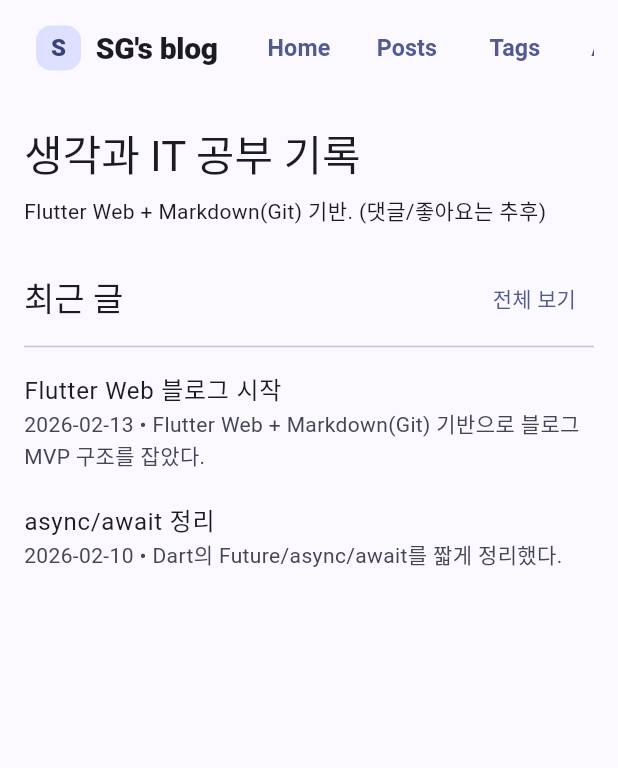
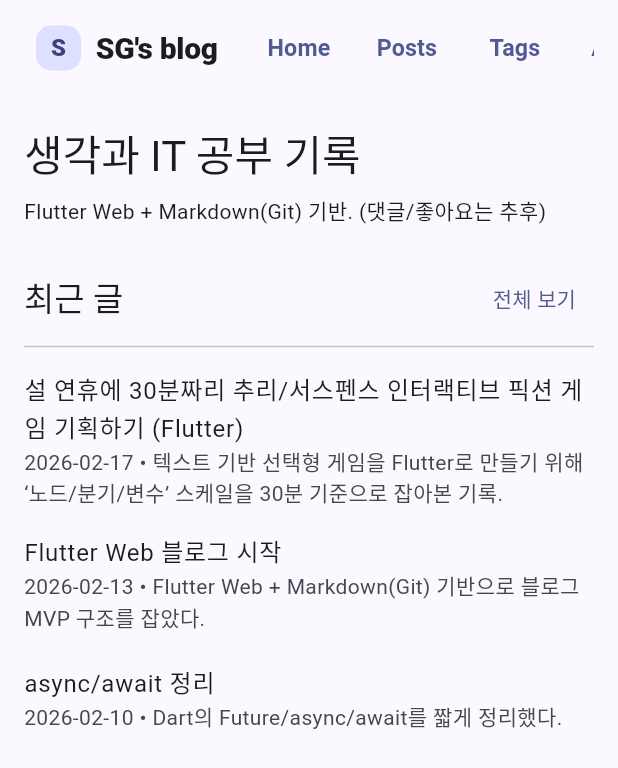
Before and after one commit to security-go/security-go.github.io, a Flutter app: the screen it shows after launch, on a phone screen of 412 x 824 dp. Shown: the top 768 px of the screen. Run offline on Flutter 3.47's test engine with Material 3 defaults, Android fonts, the light colour scheme and no system bars; our stand-ins replace flutter_markdown, go_router.

Commit message:
Add post: IF game planning with Flutter (2026-02-17)

```diff
--- a/lib/features/posts/data/post_index.dart
+++ b/lib/features/posts/data/post_index.dart
@@ -6,6 +6,14 @@
 import '../domain/post.dart';
 
 const posts = <Post>[
+  Post(
+    slug: "2026-02-17-interactive-fiction-flutter-game",
+    title: "설 연휴에 30분짜리 추리/서스펜스 인터랙티브 픽션 게임 기획하기 (Flutter)",
+    date: "2026-02-17",
+    tags: <String>["flutter", "game", "interactive-fiction", "planning"],
+    summary: "텍스트 기반 선택형 게임을 Flutter로 만들기 위해 ‘노드/분기/변수’ 스케일을 30분 기준으로 잡아본 기록.",
+    assetPath: "content/posts/2026-02-17-interactive-fiction-flutter-game.md",
+  ),
   Post(
     slug: "2026-02-13-flutter-web-blog",
     title: "Flutter Web 블로그 시작",
```
Also changed, not shown: 1 other file.
